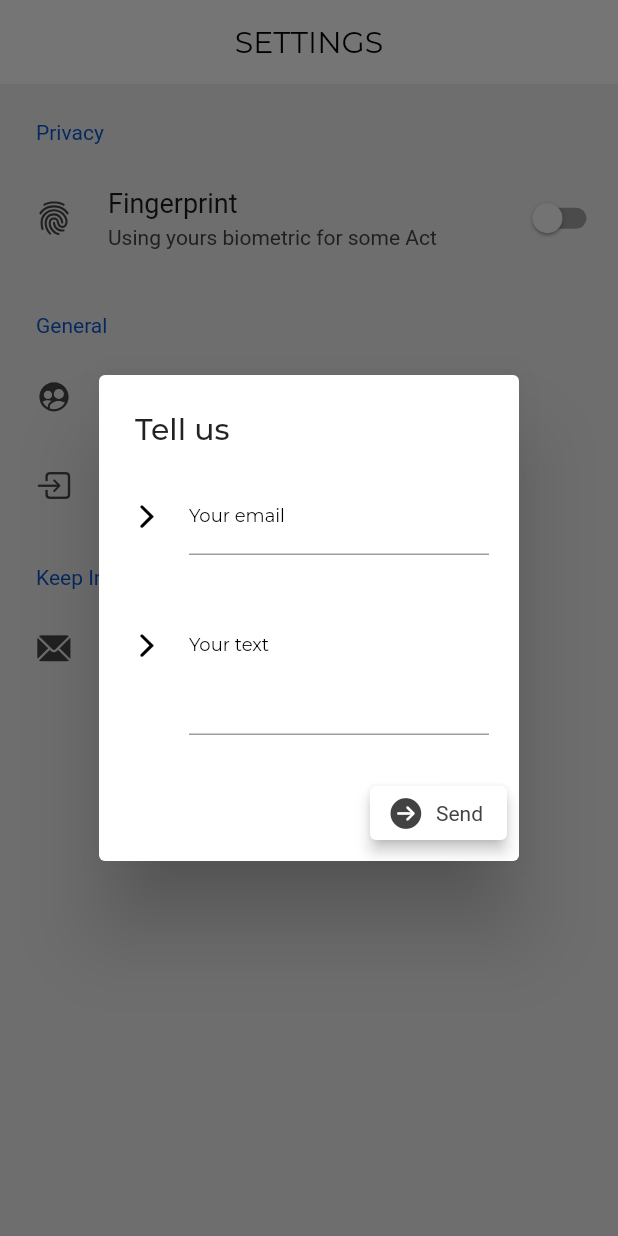
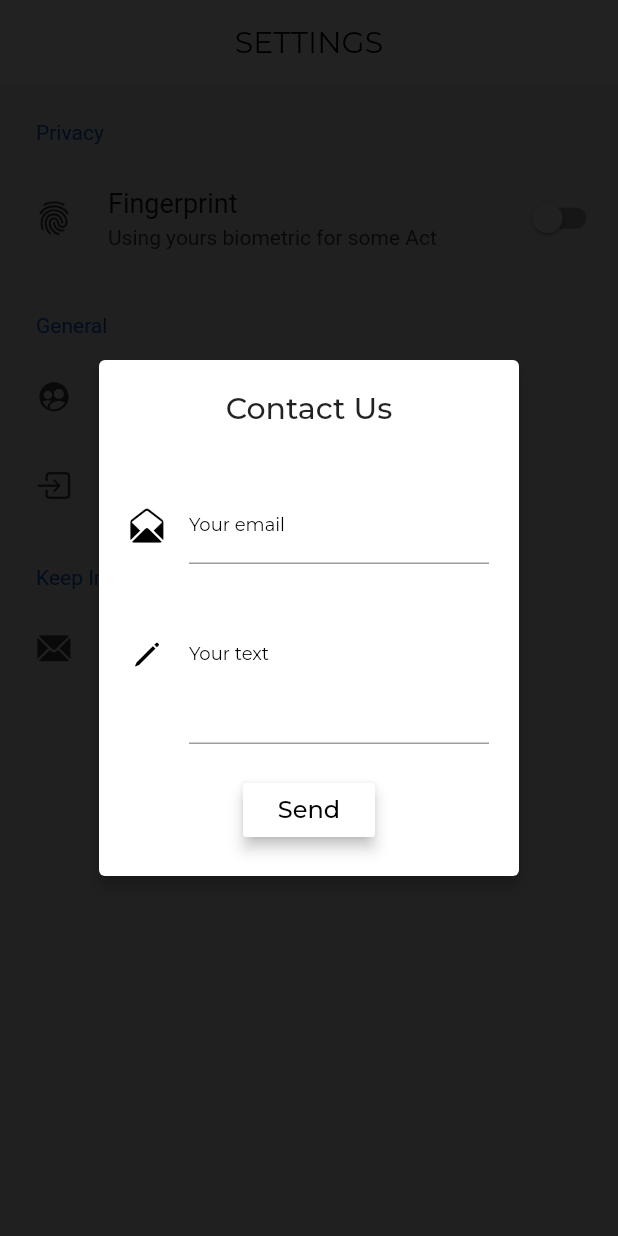
Before and after one commit to hanafiprasyah/wise_oms, a Flutter app: the SettingSection screen opened directly, after a tap on "Contact Us", on a phone screen of 412 x 824 dp. Run offline on Flutter 3.47's test engine with Material 2 defaults, Android fonts, the phone set to English and light mode, and no system bars; drawn by our look-alikes of settings_ui; our stand-ins replace badges, carousel_slider, connectivity, cool_alert, fl_chart, google_nav_bar and 5 more; accounts and stored records are empty; project files that could hold a hidden picture were left out.

Commit message:
Fix Contact Us feature using API

```diff
--- a/lib/screens/section/setting_section.dart
+++ b/lib/screens/section/setting_section.dart
@@ -1,3 +1,4 @@
+import 'dart:async';
 import 'dart:convert';
 
 import 'package:flutter/cupertino.dart';
@@ -55,57 +56,18 @@ class SettingContent extends StatefulWidget {
   @override
   _SettingContentState createState() => _SettingContentState();
 }
-class _SettingContentState extends State<SettingContent> {
+class _SettingContentState extends State<SettingContent> with TickerProviderStateMixin {
   bool isSwitched = false;
-  final _formKeyMsg = GlobalKey<FormState>();
-  final emailController = TextEditingController();
-  final msgController = TextEditingController();
-  final maxLines = 5;
-  bool? error,sending,success;
-  String? msg;
 
   Future<bool> saveSwitchState(bool value) async {
     SharedPreferences prefFinger = await SharedPreferences.getInstance();
     prefFinger.setBool('biometric', value);
     return prefFinger.setBool('biometric', value);
   }
-
-  Future<List?> sendMsg() async {
-    final response = await http.post(Uri.parse("https://wiseoms.000webhostapp.com/api/insertComment.php"),body: {
-      "email": emailController.text,
-      "msg": msgController.text,
-    });
-
-    if(response.statusCode == 200){
-      var data = jsonDecode(response.body);
-      if(data["error"]){
-        setState(() {
-          sending = false;
-          error = true;
-          msg = data["message"];//from server
-        });
-      } else {
-        emailController.text = "";
-        msgController.text = "";
-        setState(() {
-          sending = false;
-          success = true;
-        });
-      }
-    } else {
-      setState(() {
-        error = true;
-        msg = "Error during send data";
-        sending = false;
-      });
-    }
-  }
-
   getSwitchValue() async {
     isSwitched = await getSwitchState();
     setState(() {});
   }
-
   Future<bool> getSwitchState() async {
     SharedPreferences pref = await SharedPreferences.getInstance();
     bool isSwitched = pref.getBool("biometric")!;
@@ -116,10 +78,6 @@ class _SettingContentState extends State<SettingContent> {
   void initState() {
     super.initState();
     getSwitchValue();
-    error = false;
-    sending = false;
-    success = false;
-    msg = "";
   }
 
   @override
@@ -195,23 +153,126 @@ class _SettingContentState extends State<SettingContent> {
               title: 'Contact Us',
               leading: Icon(CupertinoIcons.mail_solid),
               onPressed: (BuildContext context) {
+                setState(() {});
                 showDialog(
+                    barrierDismissible: true,
+                    barrierColor: Theme.of(context).brightness == Brightness.dark ? Colors.white : Colors.black87,
+                    useSafeArea: true,
                     context: context,
                     builder: (context) {
-                      return AlertDialog(
-                        title: Text('Tell us'),
+                      return GestureDetector(
+                        onTap: (){
+                          FocusManager.instance.primaryFocus?.unfocus();
+                        },
+                        child: AlertDialog(
+                          elevation: 4.0,
+                          titlePadding: EdgeInsets.symmetric(horizontal: 20.0,vertical: 20.0),
+                          backgroundColor: Colors.white,
+                          title: Text('Contact Us',textAlign: TextAlign.center,),
                           scrollable: true,
                           contentPadding: EdgeInsets.all(20.0),
-                        content: Form(
+                          content: DialogContent(),
+                        ),
+                      );
+                    }
+                );
+              },
+            ),
+          ],
+        ),
+      ],
+    );
+  }
+}
+
+class DialogContent extends StatefulWidget {
+  const DialogContent({Key? key}) : super(key: key);
+
+  @override
+  _DialogContentState createState() => _DialogContentState();
+}
+class _DialogContentState extends State<DialogContent> {
+  final _formKeyMsg = GlobalKey<FormState>();
+  final emailController = TextEditingController();
+  final msgController = TextEditingController();
+  final maxLines = 5;
+  bool? error,sending,success;
+  String? msg;
+  int _state = 0;
+
+  Future<List?> sendMsg() async {
+    final response = await http.post(Uri.parse("https://wiseoms.000webhostapp.com/api/insertComment.php"),body: {
+      "email": emailController.text,
+      "msg": msgController.text,
+    });
+
+    if(response.statusCode == 200){
+      var data = jsonDecode(response.body);
+      if(data["error"]){
+        setState(() {
+          sending = false;
+          error = true;
+          _state = 3;
+          msg = data["message"];//from server
+          ScaffoldMessenger.of(context).showSnackBar(SnackBar(
+            content: Text('$msg'),
+          ));
+        });
+      } else {
+        emailController.text = "";
+        msgController.text = "";
+        setState(() {
+          sending = false;
+          success = true;
+          _state = 2;
+          Timer(Duration(milliseconds: 500), () {
+            setState(() {
+              Navigator.pop(context);
+            });
+          });
+        });
+      }
+    } else {
+      setState(() {
+        sending = false;
+        error = true;
+        msg = "Error during send data";
+        _state = 3;
+      });
+    }
+  }
+
+  @override
+  void initState() {
+    super.initState();
+    error = false;
+    sending = false;
+    success = false;
+    msg = "";
+  }
+
+  @override
+  void dispose() {
+    emailController.dispose();
+    msgController.dispose();
+    super.dispose();
+  }
+
+  @override
+  Widget build(BuildContext context) {
+    return Column(
+      children: [
+        Form(
           key: _formKeyMsg,
           child: Column(
+            mainAxisAlignment: MainAxisAlignment.start,
             children: [
               TextFormField(
                 validator: (value) {
                   if(value!.isEmpty){
                     return 'Please enter your e-mail';
                   }
-                                  return null;
+                  return value.isValidEmail() ? null : 'Check your email!';
                 },
                 controller: emailController,
                 enableSuggestions: false,
@@ -228,7 +289,7 @@ class _SettingContentState extends State<SettingContent> {
                   ),
                   labelText: 'Your email',
                   icon: Icon(
-                                      CupertinoIcons.forward,
+                      CupertinoIcons.envelope_open_fill,
                       color: Theme.of(context).brightness == Brightness.dark ? Colors.white : Colors.black),
                   focusedBorder: UnderlineInputBorder(borderSide: BorderSide(color: Theme.of(context).brightness == Brightness.dark ? Colors.white : Colors. black)),
                 ),
@@ -258,7 +319,7 @@ class _SettingContentState extends State<SettingContent> {
                     ),
                     labelText: 'Your text',
                     icon: Icon(
-                                        CupertinoIcons.forward,
+                        CupertinoIcons.pencil,
                         color: Theme.of(context).brightness == Brightness.dark ? Colors.white : Colors.black),
                     focusedBorder: UnderlineInputBorder(borderSide: BorderSide(color: Theme.of(context).brightness == Brightness.dark ? Colors.white : Colors. black)),
                   ),
@@ -267,37 +328,73 @@ class _SettingContentState extends State<SettingContent> {
             ],
           ),
         ),
-                        actions: [
-                          ElevatedButton.icon(
-                            style: ElevatedButton.styleFrom(
-                              primary: Theme.of(context).scaffoldBackgroundColor,
-                              elevation: 4.0,
-                              textStyle: TextStyle(color: Theme.of(context).brightness == Brightness.dark ? Colors.white : Colors.grey.shade800),
-                            ),
-                            icon: Icon(
-                              CupertinoIcons.arrow_right_circle_fill,
-                              color: Theme.of(context).brightness == Brightness.dark ? Colors.white : Colors.grey.shade800,
-                            ),
+        SizedBox(height: 20),
+        MaterialButton(
+          child: buttonChild(),
           onPressed: (){
             if(_formKeyMsg.currentState!.validate()) {
               FocusManager.instance.primaryFocus?.unfocus();
               setState(() {
+                if(_state == 0){
+                  setState(() {
+                    _state = 1;
+                  });
+                }
+              });
+              sendMsg();
+              setState(() {
                 sending = true;
               });
-                                sendMsg();
             }
           },
-                            label: Text(sending! ? 'Sending...' : 'Send', style: TextStyle(color: Theme.of(context).brightness == Brightness.dark ? Colors.white : Colors.grey.shade800),),
-                          ),
+          elevation: 4.0,
+          color: Colors.white,
+        )
       ],
     );
   }
+
+  Widget buttonChild(){
+    if (_state == 0) {
+      return Text(
+        "Send",
+        style: const TextStyle(
+          color: Colors.black,
+          fontSize: 16.0,
+        ),
       );
-              },
+    } else if (_state == 1) {
+      return Padding(
+        padding: const EdgeInsets.all(8.0),
+        child: CircularProgressIndicator(
+          valueColor: AlwaysStoppedAnimation<Color>(Colors.black),
         ),
-          ],
-        ),
-      ],
       );
+    } else if (_state == 2) {
+      return Icon(CupertinoIcons.checkmark_alt_circle_fill, color: Colors.green);
+    } else {
+      return Icon(CupertinoIcons.xmark_circle_fill, color: Colors.red);
     }
   }
+
+  // Widget successedGreeting(){
+  //   return Container(
+  //     height: MediaQuery.of(context).size.height*0.4,
+  //     child: Column(
+  //       children: [
+  //         Icon(CupertinoIcons.checkmark_seal_fill,color: Colors.green,size: 48,),
+  //         SizedBox(height: 10,),
+  //         Text('Kami sudah menerima pesan anda. Kami akan kirim balasan pesan anda ke email yang anda berikan dalam jam kerja kurang dari 1x24 jam.')
+  //       ],
+  //     ),
+  //   );
+  // }
+}
+
+extension EmailValidator on String {
+  bool isValidEmail() {
+    return RegExp(
+        r'^(([^<>()[\]\\.,;:\s@\"]+(\.[^<>()[\]\\.,;:\s@\"]+)*)|(\".+\"))@((\[[0-9]{1,3}\.[0-9]{1,3}\.[0-9]{1,3}\.[0-9]{1,3}\])|(([a-zA-Z\-0-9]+\.)+[a-zA-Z]{2,}))$')
+        .hasMatch(this);
+  }
+}
```
Lines whose indentation alone changed are shown as unchanged.
